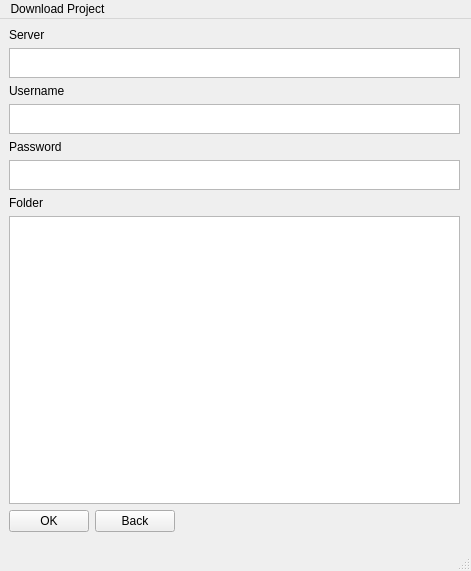
The window that meg_runtime/ui/clonepanel.ui (MultimediaExtensibleGit/Runtime) describes before a commit, drawn with Qt 5.
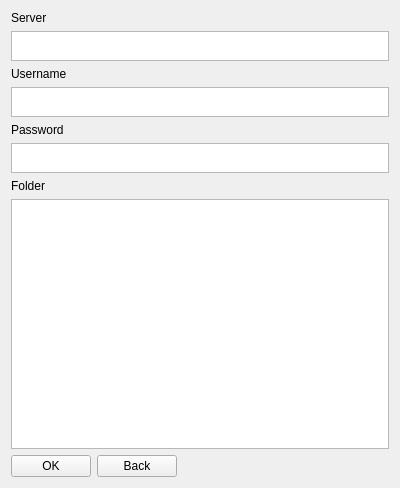
The same window after the commit.

The edit to the form file:
```diff
--- a/meg_runtime/ui/clonepanel.ui
+++ b/meg_runtime/ui/clonepanel.ui
@@ -1,34 +1,20 @@
 <?xml version="1.0" encoding="UTF-8"?>
 <ui version="4.0">
- <class>MainWindow</class>
- <widget class="QMainWindow" name="MainWindow">
+ <class>Form</class>
+ <widget class="QWidget" name="Form">
   <property name="geometry">
    <rect>
     <x>0</x>
     <y>0</y>
-    <width>471</width>
-    <height>571</height>
+    <width>400</width>
+    <height>300</height>
    </rect>
   </property>
-  <property name="sizePolicy">
-   <sizepolicy hsizetype="Maximum" vsizetype="Maximum">
-    <horstretch>0</horstretch>
-    <verstretch>0</verstretch>
-   </sizepolicy>
-  </property>
   <property name="windowTitle">
    <string>MainWindow</string>
   </property>
-  <widget class="QWidget" name="centralwidget">
-   <widget class="QWidget" name="verticalLayoutWidget">
-    <property name="geometry">
-     <rect>
-      <x>9</x>
-      <y>9</y>
-      <width>451</width>
-      <height>504</height>
-     </rect>
-    </property>
+  <layout class="QGridLayout" name="gridLayout">
+   <item row="0" column="0">
     <layout class="QVBoxLayout" name="verticalLayout">
      <item>
       <widget class="QLabel" name="label_3">
@@ -133,25 +119,8 @@
       </layout>
      </item>
     </layout>
-   </widget>
-  </widget>
-  <widget class="QMenuBar" name="menubar">
-   <property name="geometry">
-    <rect>
-     <x>0</x>
-     <y>0</y>
-     <width>471</width>
-     <height>29</height>
-    </rect>
-   </property>
-   <widget class="QMenu" name="menuDownload_Project">
-    <property name="title">
-     <string>Download Project</string>
-    </property>
-   </widget>
-   <addaction name="menuDownload_Project"/>
-  </widget>
-  <widget class="QStatusBar" name="statusbar"/>
+   </item>
+  </layout>
  </widget>
  <resources/>
  <connections/>
```
Left out of the diff: 2 changed lines with no effect on the pictures.
